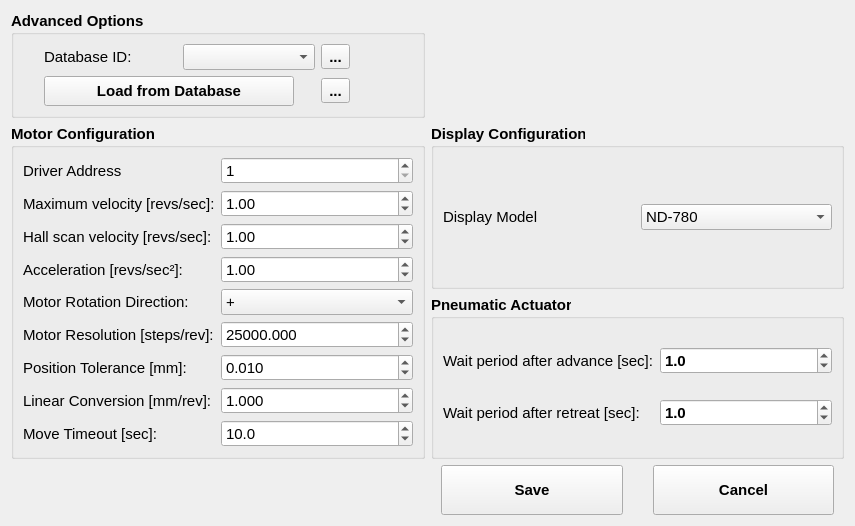
This is deltabench/gui/ui/advancedoptionswidget.ui in lnls-ima/delta-assembly-bench as Qt 5 draws it before an edit. The edited form follows.
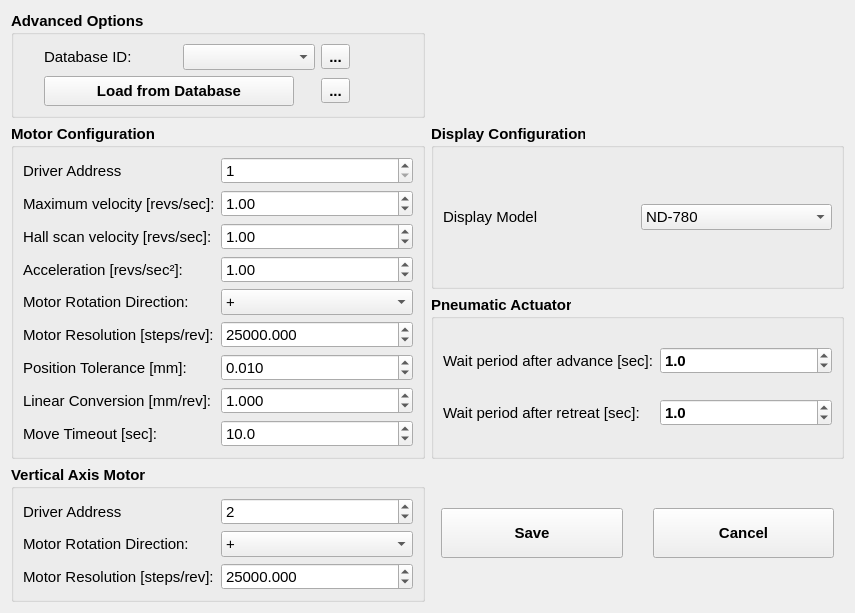
This is the edited form. Icons and pictures are not drawn.

Commit message: Add parameters for a vertical motor axis in the advanced options

What changed in the file:
```diff
--- a/deltabench/gui/ui/advancedoptionswidget.ui
+++ b/deltabench/gui/ui/advancedoptionswidget.ui
@@ -664,6 +664,130 @@
      </layout>
     </widget>
    </item>
+   <item row="3" column="0">
+    <widget class="QGroupBox" name="gb_display_3">
+     <property name="font">
+      <font>
+       <weight>75</weight>
+       <bold>true</bold>
+      </font>
+     </property>
+     <property name="title">
+      <string>Vertical Axis Motor</string>
+     </property>
+     <layout class="QGridLayout" name="gridLayout_11">
+      <item row="0" column="0">
+       <widget class="QLabel" name="label_12">
+        <property name="font">
+         <font>
+          <weight>50</weight>
+          <bold>false</bold>
+         </font>
+        </property>
+        <property name="text">
+         <string>Driver Address</string>
+        </property>
+       </widget>
+      </item>
+      <item row="0" column="1">
+       <widget class="QSpinBox" name="sb_vertical_motor_driver_address">
+        <property name="enabled">
+         <bool>true</bool>
+        </property>
+        <property name="font">
+         <font>
+          <weight>50</weight>
+          <bold>false</bold>
+         </font>
+        </property>
+        <property name="minimum">
+         <number>1</number>
+        </property>
+        <property name="maximum">
+         <number>8</number>
+        </property>
+        <property name="value">
+         <number>2</number>
+        </property>
+       </widget>
+      </item>
+      <item row="1" column="0">
+       <widget class="QLabel" name="label_13">
+        <property name="font">
+         <font>
+          <weight>50</weight>
+          <bold>false</bold>
+         </font>
+        </property>
+        <property name="text">
+         <string>Motor Rotation Direction:</string>
+        </property>
+       </widget>
+      </item>
+      <item row="1" column="1">
+       <widget class="QComboBox" name="cmb_vertical_motor_rotation_direction">
+        <property name="enabled">
+         <bool>true</bool>
+        </property>
+        <property name="font">
+         <font>
+          <weight>50</weight>
+          <bold>false</bold>
+         </font>
+        </property>
+        <property name="currentIndex">
+         <number>0</number>
+        </property>
+        <item>
+         <property name="text">
+          <string>+</string>
+         </property>
+        </item>
+        <item>
+         <property name="text">
+          <string>-</string>
+         </property>
+        </item>
+       </widget>
+      </item>
+      <item row="2" column="0">
+       <widget class="QLabel" name="label_14">
+        <property name="font">
+         <font>
+          <weight>50</weight>
+          <bold>false</bold>
+         </font>
+        </property>
+        <property name="text">
+         <string>Motor Resolution [steps/rev]:</string>
+        </property>
+       </widget>
+      </item>
+      <item row="2" column="1">
+       <widget class="QDoubleSpinBox" name="sbd_vertical_motor_resolution">
+        <property name="font">
+         <font>
+          <weight>50</weight>
+          <bold>false</bold>
+         </font>
+        </property>
+        <property name="decimals">
+         <number>3</number>
+        </property>
+        <property name="minimum">
+         <double>0.001000000000000</double>
+        </property>
+        <property name="maximum">
+         <double>1000000.000000000000000</double>
+        </property>
+        <property name="value">
+         <double>25000.000000000000000</double>
+        </property>
+       </widget>
+      </item>
+     </layout>
+    </widget>
+   </item>
   </layout>
  </widget>
  <resources/>
```
The commit also changes 2 other files.
